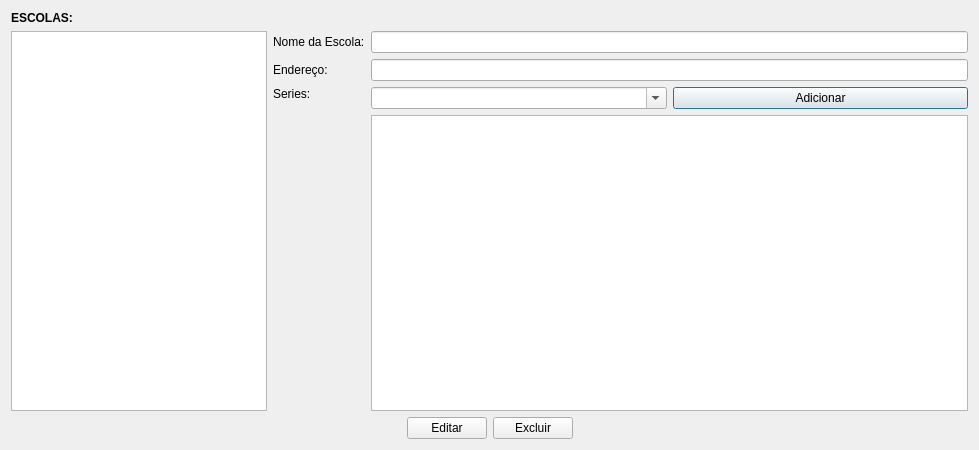
First picture: the form in src/main/resources/base/ui/widgets/escolaEditar.ui, repository matheusfillipe/ganec, before the edit.
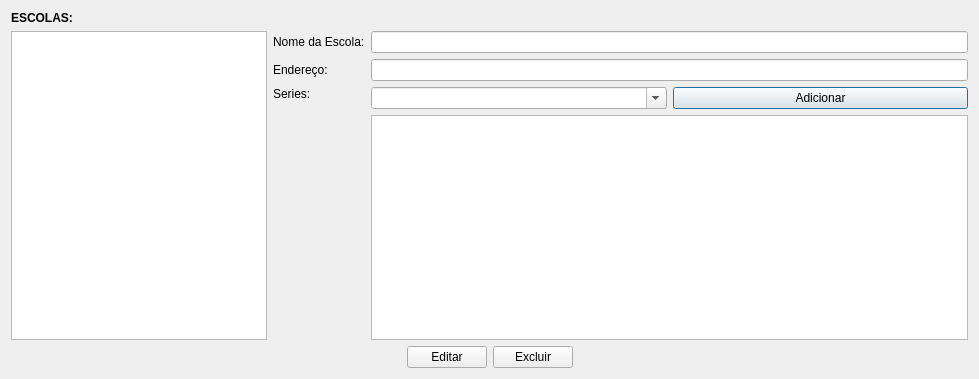
Second picture: the form after the edit.

Diff of the .ui file:
```diff
--- a/src/main/resources/base/ui/widgets/escolaEditar.ui
+++ b/src/main/resources/base/ui/widgets/escolaEditar.ui
@@ -7,7 +7,7 @@
     <x>0</x>
     <y>0</y>
     <width>979</width>
-    <height>450</height>
+    <height>379</height>
    </rect>
   </property>
   <property name="windowTitle">
```
